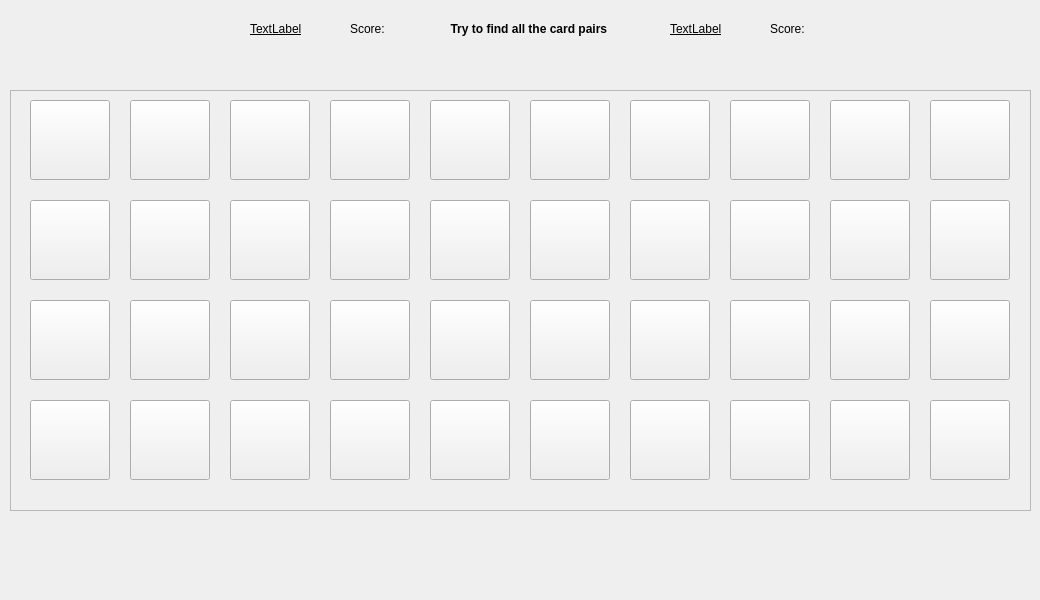
Old version of the form ClientMCG/mainwindow.ui in the repository CarlosCL13/MemoryCardGamePIDII.
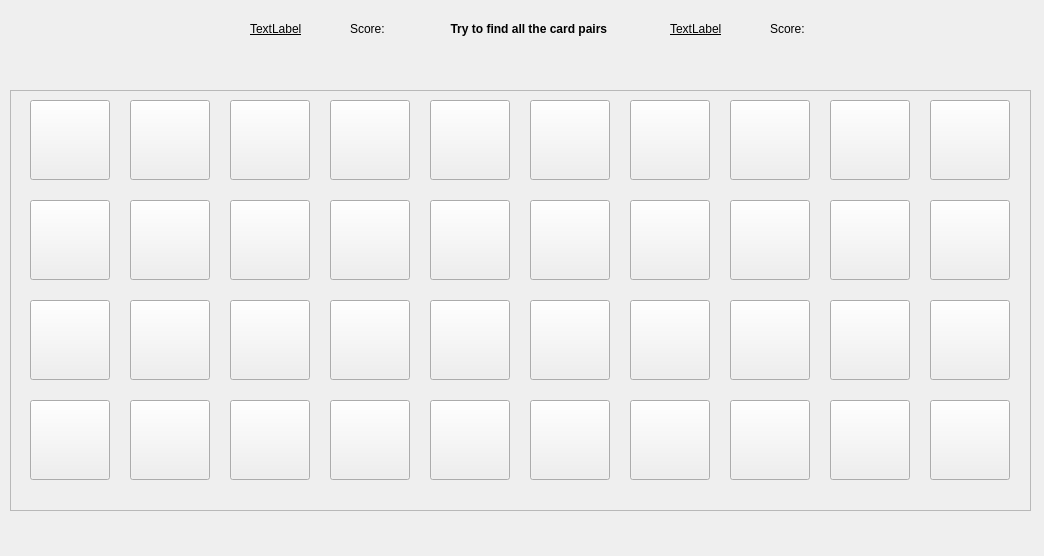
New version of the form.

The edit to the form file:
```diff
--- a/ClientMCG/mainwindow.ui
+++ b/ClientMCG/mainwindow.ui
@@ -6,8 +6,8 @@
    <rect>
     <x>0</x>
     <y>0</y>
-    <width>1040</width>
-    <height>600</height>
+    <width>1044</width>
+    <height>556</height>
    </rect>
   </property>
   <property name="palette">
@@ -1053,7 +1053,7 @@
    <widget class="QLabel" name="lblpoinst2">
     <property name="geometry">
      <rect>
-      <x>370</x>
+      <x>820</x>
       <y>20</y>
       <width>21</width>
       <height>17</height>
@@ -1066,7 +1066,7 @@
    <widget class="QLabel" name="lblpoints1">
     <property name="geometry">
      <rect>
-      <x>830</x>
+      <x>400</x>
       <y>20</y>
       <width>21</width>
       <height>17</height>
```
